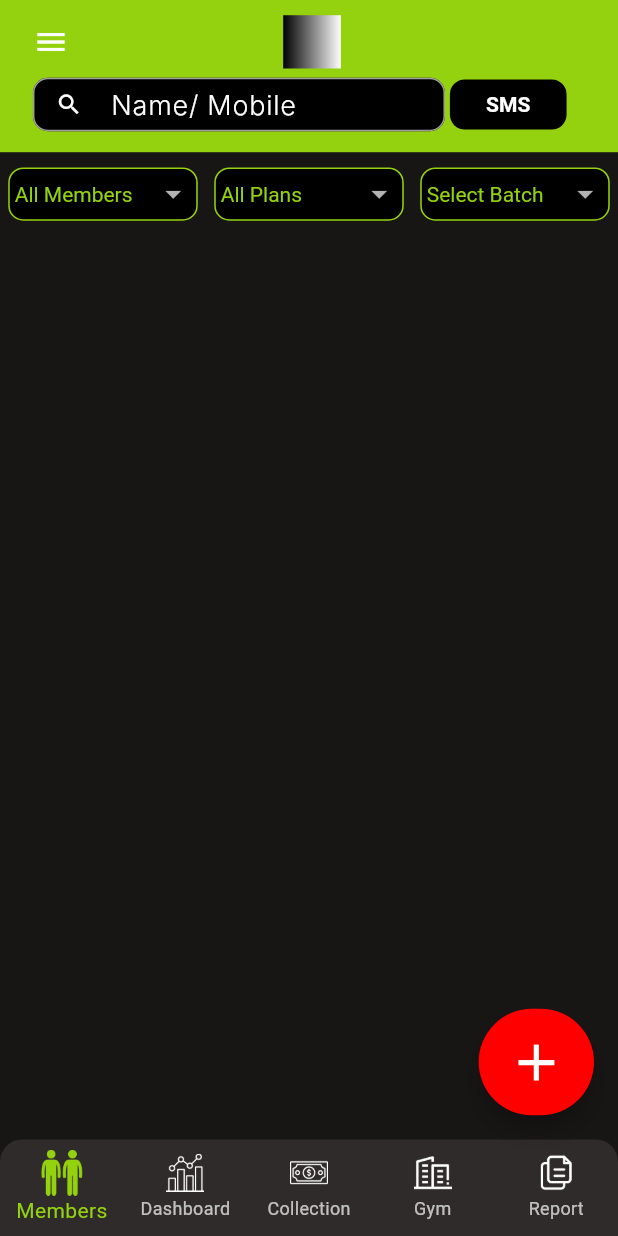
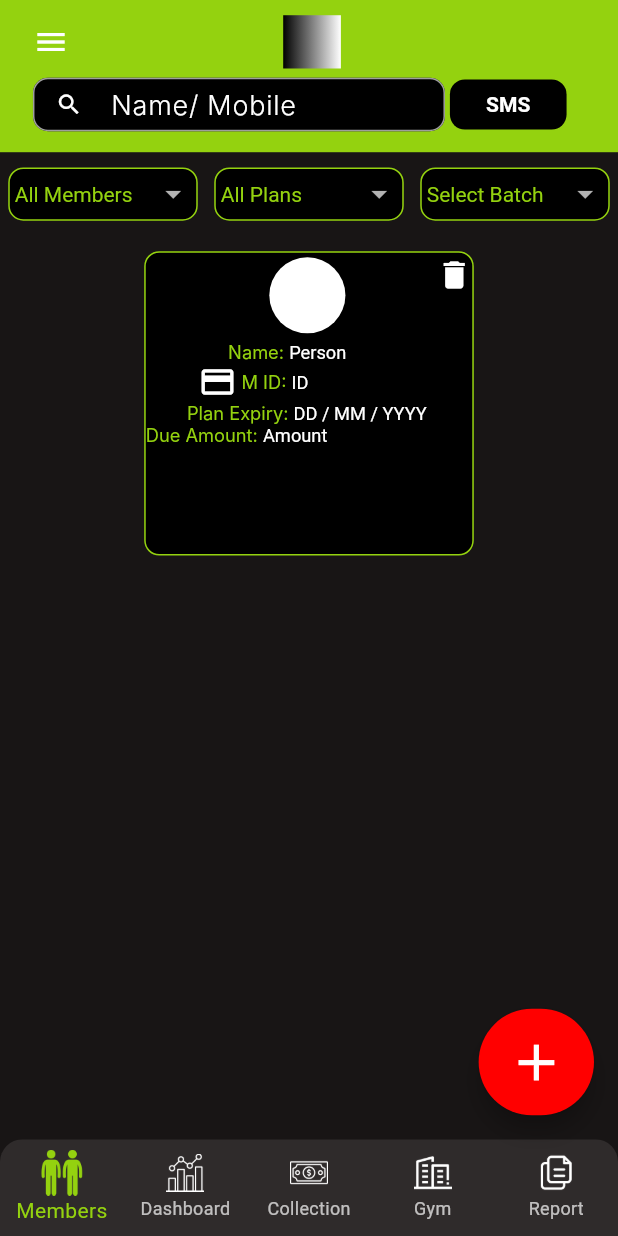
Before and after one commit to Sumeetbharali/360, a Flutter app: the screen it shows after launch, on a phone screen of 412 x 824 dp. Run offline on Flutter 3.47's test engine with Material 3 defaults, Android fonts, the phone set to English and light mode, and no system bars; our stand-ins replace flutter_screenutil; Roboto replaces fonts that are missing (Inter).

Commit message:
- Grid Item to be cont'd

```diff
--- a/lib/core/theme/text_styles.dart
+++ b/lib/core/theme/text_styles.dart
@@ -20,4 +20,9 @@ class MyTextStyles {
       color: ColorPalette.mainGreen,
       fontSize: 15.sp,
       fontWeight: MyFontWeights.medium);
+  static TextStyle fontInter12MainGreenRegular = TextStyle(
+      fontFamily: 'Inter',
+      color: ColorPalette.mainGreen,
+      fontSize: 12.sp,
+      fontWeight: MyFontWeights.regular);
 }
--- a/lib/features/members/presentation/views/members.dart
+++ b/lib/features/members/presentation/views/members.dart
@@ -1,7 +1,10 @@
 import 'package:flutter/material.dart';
+import 'package:flutter_screenutil/flutter_screenutil.dart';
+import 'package:gym_management/core/theme/text_styles.dart';
 import 'package:gym_management/core/widgets/space.dart';
 import 'package:gym_management/features/members/presentation/widgets/drop_downs.dart';
 
+import '../../../../core/theme/color_palette.dart';
 import '../../../../core/widgets/my_app_bar.dart';
 
 class Members extends StatelessWidget {
@@ -18,6 +21,94 @@ class Members extends StatelessWidget {
         const MyAppBar(),
         verticalSpace(10),
         const DropDowns(),
+        verticalSpace(20),
+        Container(
+          padding: EdgeInsets.only(top: 3.h),
+          height: 200.h,
+          width: 200.w,
+          decoration: BoxDecoration(
+              color: Colors.black,
+              borderRadius: BorderRadius.circular(10),
+              border: Border.all(color: ColorPalette.mainGreen, width: 1.sp)),
+          child: Column(
+            crossAxisAlignment: CrossAxisAlignment.start,
+            children: [
+              Row(
+                crossAxisAlignment: CrossAxisAlignment.start,
+                children: [
+                  horizontalSpace(75),
+                  CircleAvatar(
+                    radius: 25.sp,
+                    backgroundColor: Colors.white,
+                  ),
+                  const Spacer(),
+                  GestureDetector(
+                      onTap: () {}, child: const Icon(Icons.delete)),
+                ],
+              ),
+              verticalSpace(5),
+              Row(
+                children: [
+                  horizontalSpace(50),
+                  RichText(
+                    text: TextSpan(
+                        text: "Name: ",
+                        style: MyTextStyles.fontInter12MainGreenRegular,
+                        children: const [
+                          TextSpan(
+                              text: "Person",
+                              style: TextStyle(color: Colors.white))
+                        ]),
+                  ),
+                ],
+              ),
+              Row(
+                children: [
+                  horizontalSpace(32),
+                  Icon(
+                    (Icons.credit_card),
+                    size: 25.sp,
+                  ),
+                  horizontalSpace(3),
+                  RichText(
+                    text: TextSpan(
+                        text: "M ID: ",
+                        style: MyTextStyles.fontInter12MainGreenRegular,
+                        children: const [
+                          TextSpan(
+                              text: "ID", style: TextStyle(color: Colors.white))
+                        ]),
+                  ),
+                ],
+              ),
+              Row(
+                children: [
+                  horizontalSpace(25),
+                  RichText(
+                    text: TextSpan(
+                        text: "Plan Expiry: ",
+                        style: MyTextStyles.fontInter12MainGreenRegular,
+                        children: const [
+                          TextSpan(
+                              text: "DD / MM / YYYY",
+                              style: TextStyle(color: Colors.white))
+                        ]),
+                  ),
+                ],
+              ),
+              RichText(
+                textAlign: TextAlign.start,
+                text: TextSpan(
+                    text: "Due Amount: ",
+                    style: MyTextStyles.fontInter12MainGreenRegular,
+                    children: const [
+                      TextSpan(
+                          text: "Amount", style: TextStyle(color: Colors.white))
+                    ]),
+              )
+            ],
+          ),
+        )
       ],
     );
   }
```
